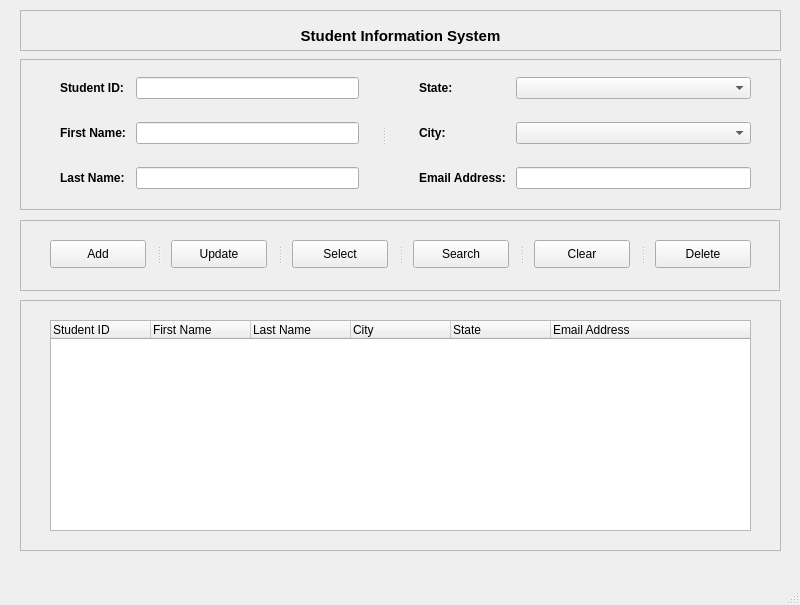
First picture: the form in main.ui, repository Emestar/Pyside6_Students_Information_Management_System, before the edit.
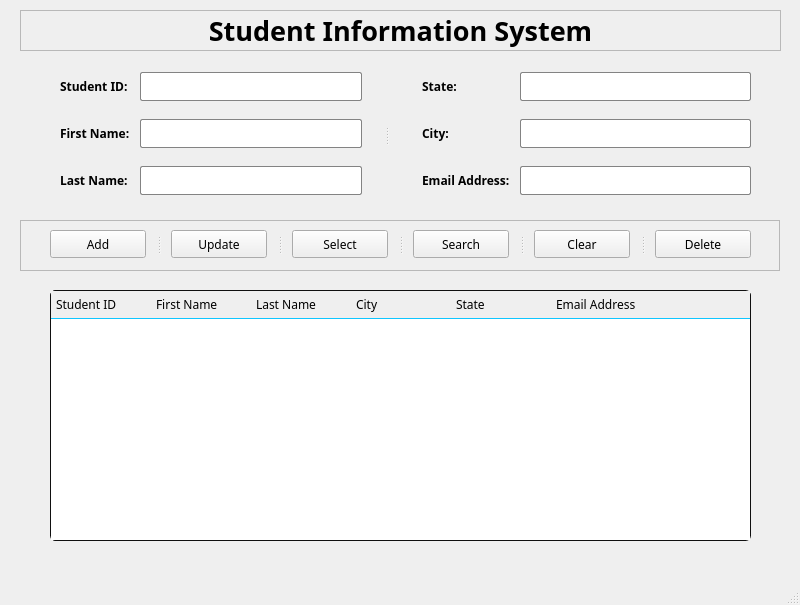
Second picture: the form after the edit. Icons and pictures are not drawn.

Commit message: Ajout de la feuille de style pour Forms - QWidget

What changed in the file:
```diff
--- a/main.ui
+++ b/main.ui
@@ -13,14 +13,83 @@
   <property name="windowTitle">
    <string>MainWindow</string>
   </property>
+  <property name="styleSheet">
+   <string notr="true">/* Styles for the info_frame element */
+#info_frame {
+  border: none;
+  border-radius: 5px;
+}
+ 
+/* Styles for labels, input fields, and combo boxes inside &quot;info_frame&quot; */
+#info_frame QLabel,
+#info_frame QLineEdit,
+#info_frame QComboBox,
+#function_frame QPushButton,
+QHeaderView::section {
+  font-family: Segoe UI Semibold;
+  font-size: 12px;
+}
+ 
+/* Styles for input fields and combo boxes inside info_frame */
+#info_frame QLineEdit,
+#info_frame QComboBox {
+  padding: 4px 5px;
+  border: 1px solid #838383;
+  border-radius: 2px;
+}
+ 
+/* Focus styles for input fields and combo boxes */
+#info_frame QLineEdit:focus,
+#info_frame QComboBox:focus {
+  border-color: #005fff;
+}
+ 
+/* Styles for combo boxes drop-down */
+QComboBox::drop-down {
+  background: transparent;
+  border: none;
+  margin-right: 5px;
+}
+ 
+/* Styles for the down-arrow icon in combo boxes */
+QComboBox::down-arrow {
+  image: url(:/icons/expand_more.svg);
+}
+ 
+/* Style for the result_frame */
+#result_frame {
+  border-radius: 5px;
+}
+ 
+/* Style for border of QTableWidget */
+QTableWidget {
+  border-radius: 5px;
+  border: 1px solid #0f0f0f;
+}
+ 
+/* Style for table header section */
+QHeaderView::section {
+  border: none;
+  border-bottom: 1px solid #0fc6ff;
+  text-align: left;
+  padding: 3px 5px;
+}
+ 
+/* Styles for table items */
+QTableWidget::item {
+  border-bottom: 1px solid #0fc6ff;
+  color: #000;
+  padding-left: 5px;
+}</string>
+  </property>
   <widget class="QWidget" name="centralwidget">
    <widget class="QFrame" name="result_frame">
     <property name="geometry">
      <rect>
       <x>20</x>
-      <y>300</y>
+      <y>280</y>
       <width>761</width>
-      <height>251</height>
+      <height>271</height>
      </rect>
     </property>
     <property name="frameShape">
@@ -33,9 +102,9 @@
      <property name="geometry">
       <rect>
        <x>30</x>
-       <y>20</y>
+       <y>10</y>
        <width>701</width>
-       <height>211</height>
+       <height>251</height>
       </rect>
      </property>
      <property name="focusPolicy">
@@ -166,6 +235,8 @@
         <widget class="QLabel" name="firstName_label">
          <property name="font">
           <font>
+           <family>Segoe UI Semibold</family>
+           <pointsize>-1</pointsize>
            <bold>true</bold>
           </font>
          </property>
@@ -178,6 +249,8 @@
         <widget class="QLabel" name="studentID_label">
          <property name="font">
           <font>
+           <family>Segoe UI Semibold</family>
+           <pointsize>-1</pointsize>
            <bold>true</bold>
           </font>
          </property>
@@ -190,6 +263,8 @@
         <widget class="QLabel" name="lastName_label">
          <property name="font">
           <font>
+           <family>Segoe UI Semibold</family>
+           <pointsize>-1</pointsize>
            <bold>true</bold>
           </font>
          </property>
@@ -227,6 +302,8 @@
         <widget class="QLabel" name="city_label">
          <property name="font">
           <font>
+           <family>Segoe UI Semibold</family>
+           <pointsize>-1</pointsize>
            <bold>true</bold>
           </font>
          </property>
@@ -245,6 +322,8 @@
         <widget class="QLabel" name="state_label">
          <property name="font">
           <font>
+           <family>Segoe UI Semibold</family>
+           <pointsize>-1</pointsize>
            <bold>true</bold>
           </font>
          </property>
@@ -257,6 +336,8 @@
         <widget class="QLabel" name="email_label">
          <property name="font">
           <font>
+           <family>Segoe UI Semibold</family>
+           <pointsize>-1</pointsize>
            <bold>true</bold>
           </font>
          </property>
@@ -275,7 +356,7 @@
       <x>20</x>
       <y>220</y>
       <width>760</width>
-      <height>71</height>
+      <height>51</height>
      </rect>
     </property>
     <property name="frameShape">
@@ -288,7 +369,7 @@
      <property name="geometry">
       <rect>
        <x>30</x>
-       <y>20</y>
+       <y>10</y>
        <width>701</width>
        <height>28</height>
       </rect>
@@ -410,15 +491,18 @@
      <property name="geometry">
       <rect>
        <x>0</x>
-       <y>10</y>
+       <y>0</y>
        <width>761</width>
-       <height>31</height>
+       <height>41</height>
       </rect>
      </property>
      <property name="font">
       <font>
-       <pointsize>11</pointsize>
+       <family>Quicksand</family>
+       <pointsize>20</pointsize>
        <bold>true</bold>
+       <strikeout>false</strikeout>
+       <stylestrategy>PreferDefault</stylestrategy>
       </font>
      </property>
      <property name="layoutDirection">
```
Left out of the diff: 4 changed lines with no effect on the pictures. The commit also changes 1 other file.
